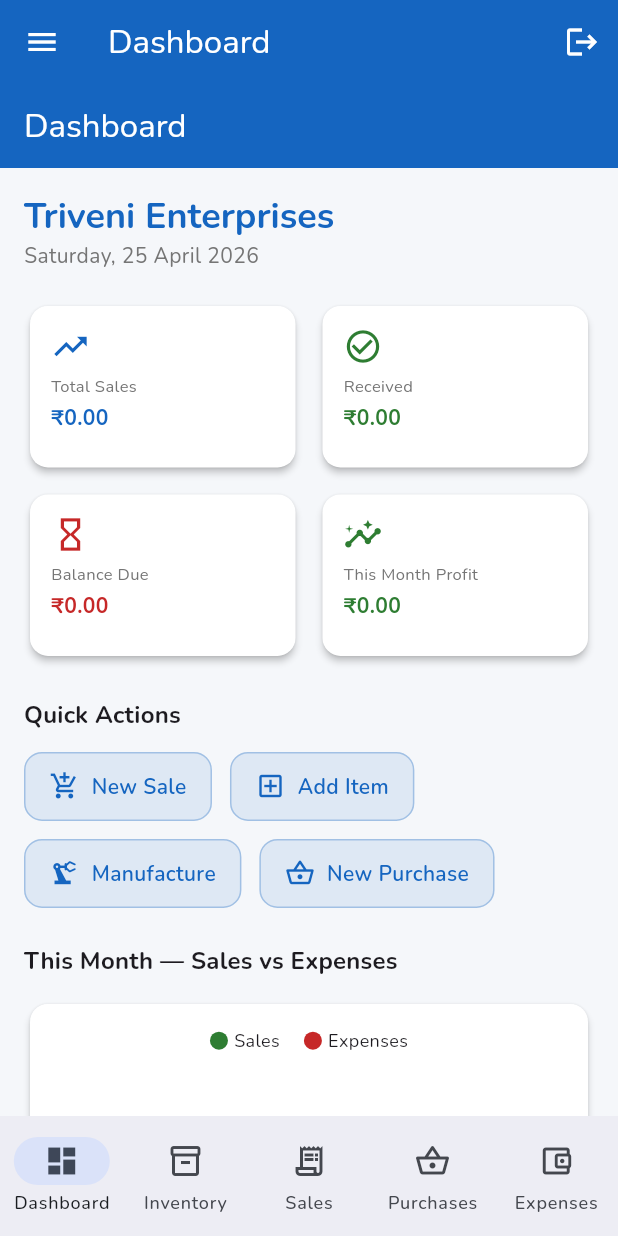
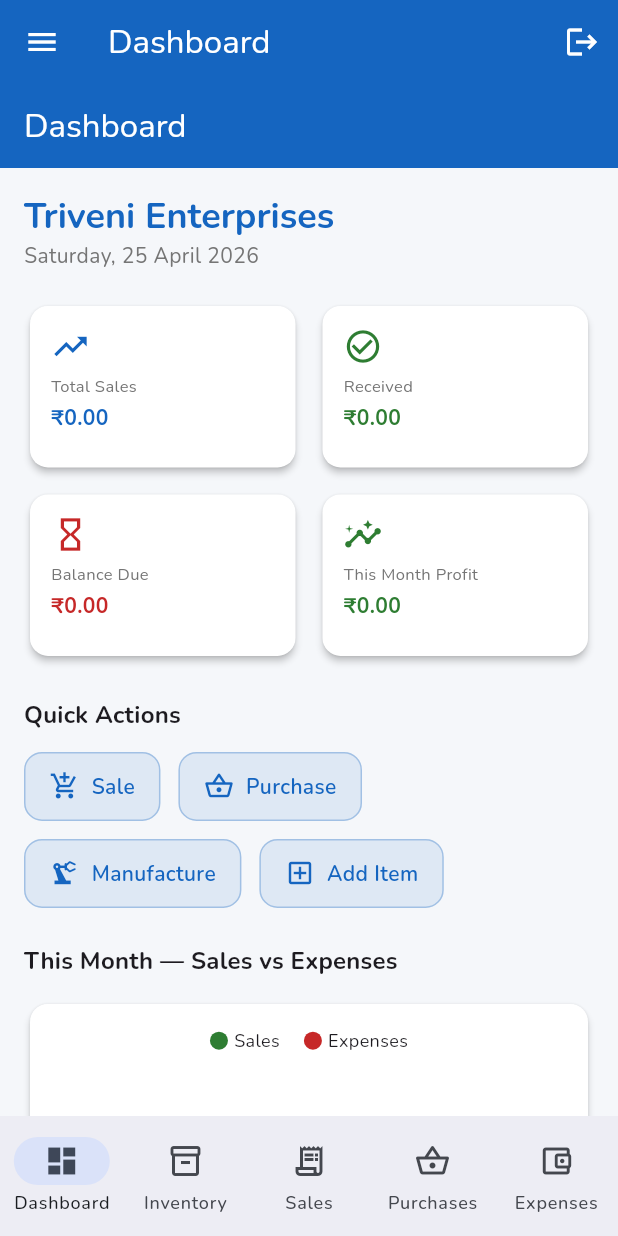
Before and after one commit to whyvav/TrivEnt, a Flutter app: the screen it shows once a user with an empty profile is signed in, on a phone screen of 412 x 824 dp. Run offline on Flutter 3.47's test engine with Material 3 defaults, Android fonts, the phone set to English and light mode, and no system bars; drawn by our look-alikes of fl_chart; our stand-ins replace cloud_firestore, firebase_auth, firebase_core, google_fonts, pdf, printing and 1 more; accounts and stored records are empty.

Commit message:
fixed drawer issue in mobile view

```diff
--- a/trivent_flutter_test/lib/main.dart
+++ b/trivent_flutter_test/lib/main.dart
@@ -132,16 +132,14 @@ class _MainShellState extends State<MainShell> {
     // Mobile: bottom nav shows first 5, rest in "More" drawer
     return Scaffold(
       body: _screens[_selectedIndex],
-      drawer: _selectedIndex >= 5
-          ? null
-          : Drawer(
+      drawer: Drawer(
               child: ListView(children: [
                 const DrawerHeader(
                   decoration: BoxDecoration(color: AppTheme.primary),
                   child: Column(crossAxisAlignment: CrossAxisAlignment.start, children: [
                     Icon(Icons.factory, color: Colors.white, size: 40),
                     SizedBox(height: 8),
-                    Text('Brick ERP', style: TextStyle(color: Colors.white, fontSize: 20, fontWeight: FontWeight.bold)),
+                    Text('TrivEnt', style: TextStyle(color: Colors.white, fontSize: 20, fontWeight: FontWeight.bold)),
                   ]),
                 ),
                 ..._navItems.asMap().entries.map((e) => ListTile(
--- a/trivent_flutter_test/lib/screens/dashboard_screen.dart
+++ b/trivent_flutter_test/lib/screens/dashboard_screen.dart
@@ -75,7 +75,7 @@ class DashboardScreen extends StatelessWidget {
 
                 const SizedBox(height: 24),
 
-                // Quick actions — WORKING NOW
+                // Quick actions
                 Text('Quick Actions',
                     style: Theme.of(context)
                         .textTheme
@@ -84,16 +84,16 @@ class DashboardScreen extends StatelessWidget {
                 const SizedBox(height: 12),
                 Wrap(spacing: 12, runSpacing: 12, children: [
                   _QuickActionButton(
-                    label: 'New Sale',
+                    label: 'Sale',
                     icon: Icons.add_shopping_cart,
                     onTap: () => Navigator.push(context,
                         MaterialPageRoute(builder: (_) => const AddSaleScreen())),
                   ),
                   _QuickActionButton(
-                    label: 'Add Item',
-                    icon: Icons.add_box_outlined,
-                    onTap: () => Navigator.push(context,
-                        MaterialPageRoute(builder: (_) => const AddItemScreen())),
+                  label: 'Purchase',
+                  icon: Icons.shopping_basket_outlined,
+                  onTap: () => Navigator.push(context,
+                      MaterialPageRoute(builder: (_) => const AddPurchaseScreen())),
                   ),
                   _QuickActionButton(
                     label: 'Manufacture',
@@ -102,10 +102,10 @@ class DashboardScreen extends StatelessWidget {
                         MaterialPageRoute(builder: (_) => const ManufactureScreen())),
                   ),
                   _QuickActionButton(
-                  label: 'New Purchase',
-                  icon: Icons.shopping_basket_outlined,
-                  onTap: () => Navigator.push(context,
-                      MaterialPageRoute(builder: (_) => const AddPurchaseScreen())),
+                    label: 'Add Item',
+                    icon: Icons.add_box_outlined,
+                    onTap: () => Navigator.push(context,
+                        MaterialPageRoute(builder: (_) => const AddItemScreen())),
                   ),
                 ]),
 
```
